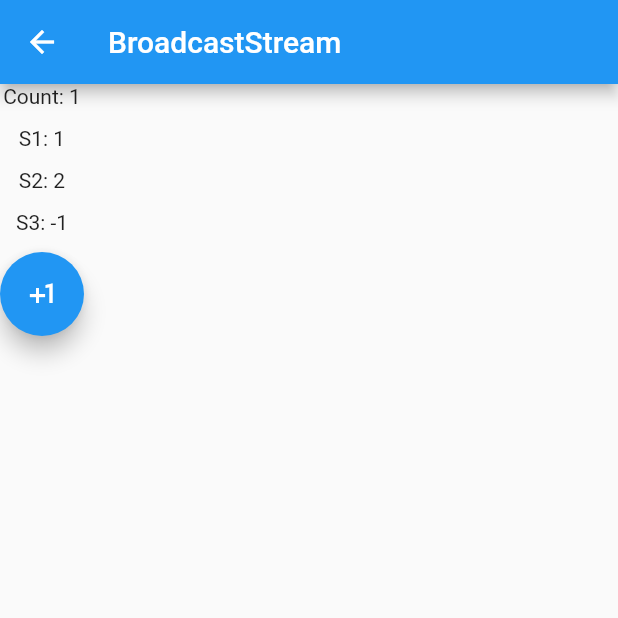
After one commit to korolzhang/flutter_widget, a Flutter app: the BroadcastStreamPage screen opened directly, after a tap on the "plus one" icon, on a phone screen of 412 x 824 dp, the top half of it. The commit adds this screen. Run offline on Flutter 3.47's test engine with Material 2 defaults, Android fonts, the phone set to English and light mode, and no system bars; our stand-ins replace connectivity, dio, flushbar, flutter_icons, flutter_typeahead, fluttertoast and 4 more; missing offline and left inert: direct_select_flutter, easy_contact_picker, fl_radial_menu, flame, flutter_aes, folding_cell and 3 more; accounts and stored records are empty; generated files the repository leaves out were written again.

Commit message:
commit:Stream流理解

```diff
--- /dev/null
+++ b/lib/stream/broadcast_stream_page.dart
@@ -0,0 +1,86 @@
+import 'dart:async';
+
+import 'package:flutter/material.dart';
+class BroadcastStreamPage extends StatefulWidget {
+  @override
+  _BroadcastStreamPageState createState() => _BroadcastStreamPageState();
+}
+
+class _BroadcastStreamPageState extends State<BroadcastStreamPage> {
+  // ignore: close_sinks
+  StreamController _streamController = StreamController.broadcast();
+  StreamSubscription _subscription1;
+  StreamSubscription _subscription2;
+  StreamSubscription _subscription3;
+
+  int _count = 0;
+  int _s1 = 0;
+  int _s2 = 0;
+  int _s3 = 0;
+
+  _add(){
+    if(_count > 9){
+      _subscription1.cancel();
+    }
+    _count++;
+    _streamController.add(_count);
+  }
+
+  @override
+  void initState() {
+    // TODO: implement initState
+    super.initState();
+
+    _subscription1 = _streamController.stream.listen((event) {
+      setState(() {
+        _s1 +=1;
+      });
+    });
+    _subscription2 = _streamController.stream.listen((event) {
+      setState(() {
+        _s2 +=2;
+      });
+    });
+    _subscription3 = _streamController.stream.listen((event) {
+      setState(() {
+        _s3 -=1;
+      });
+    });
+  }
+
+  @override
+  void dispose() {
+    // TODO: implement dispose
+    super.dispose();
+    _streamController.close();
+    _subscription1.cancel();
+    _subscription2.cancel();
+    _subscription3.cancel();
+  }
+
+
+  @override
+  Widget build(BuildContext context) {
+    return Scaffold(
+      appBar: AppBar(
+        title: Text("BroadcastStream"),
+      ),
+      body: Column(
+        children: [
+          Text('Count: $_count'),
+          SizedBox(height: 12.0),
+          Text('S1: $_s1'),
+          SizedBox(height: 12.0),
+          Text('S2: $_s2'),
+          SizedBox(height: 12.0),
+          Text('S3: $_s3'),
+          SizedBox(height: 12.0),
+          FloatingActionButton(
+            onPressed: _add,
+            child: Icon(Icons.plus_one),
+          ),
+        ],
+      ),
+    );
+  }
+}
--- a/pubspec.yaml
+++ b/pubspec.yaml
@@ -48,6 +48,8 @@ dependencies:
   #保存
   shared_preferences: ^0.5.7+3
   flutter_aes: ^0.1.1
+  #网络状态
+  connectivity: ^0.4.9
 
 dev_dependencies:
   #序列化
```
Also changed, not shown: lib/page_two.dart (+35 -0 lines), lib/stream/data_stream.dart (added, +24 -0 lines), lib/stream/net_status_page.dart (added, +84 -0 lines), lib/stream/stream_one_page.dart (added, +107 -0 lines), lib/stream/stream_oprote_page.dart (added, +72 -0 lines), pubspec.lock, 1 other file.
